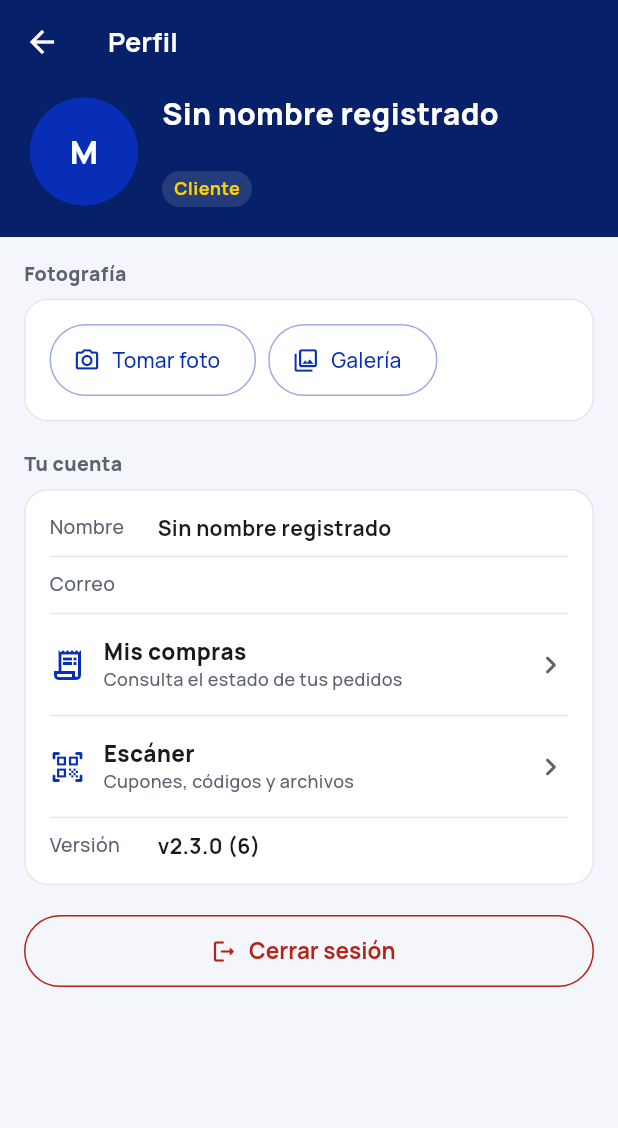
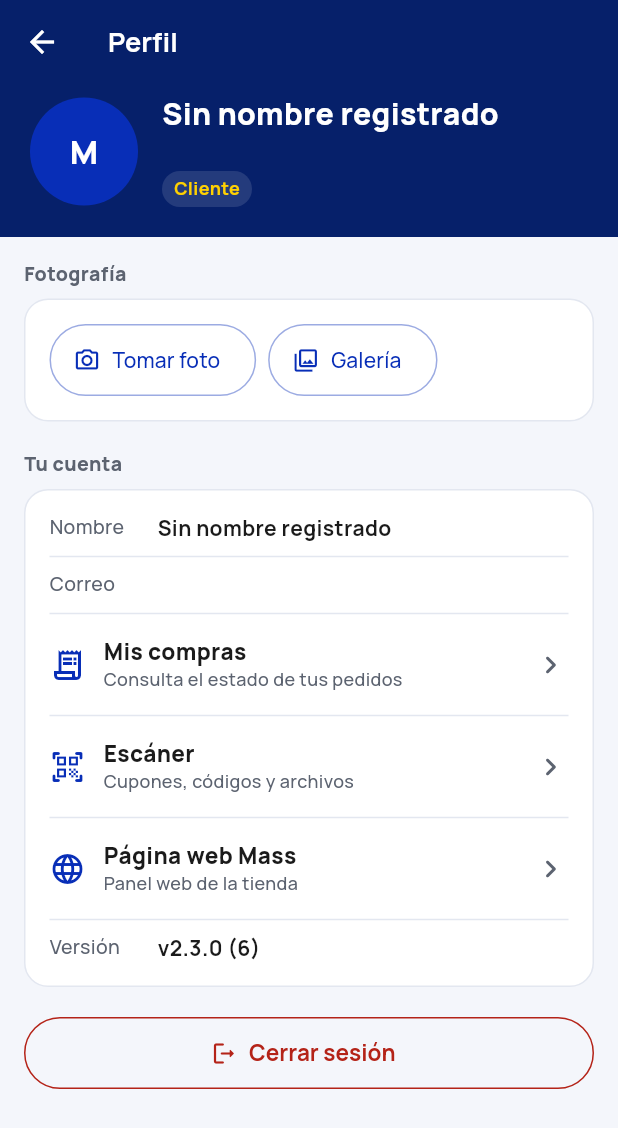
Before and after one commit to gerald122012/Tienda-Mas, a Flutter app: the PerfilScreen screen opened directly, on a phone screen of 412 x 824 dp. Shown: the top 1128 px of the screen. Run offline on Flutter 3.47's test engine with Material 3 defaults, Android fonts, the phone set to English and light mode, and no system bars; our stand-ins replace cloud_firestore, file_picker, firebase_auth, firebase_core, flutter_map, geolocator and 6 more; missing offline and left inert: mobile_scanner; accounts and stored records are empty; network calls fail.

Commit message:
Reponer el botón Página web Mass en el acceso y el perfil

```diff
--- a/lib/screens/auth/acceso_cliente.dart
+++ b/lib/screens/auth/acceso_cliente.dart
@@ -5,6 +5,7 @@ import '../../main.dart';
 import '../../models/usuario.dart';
 import '../../services/auth_service.dart';
 import '../../services/dni_service.dart';
+import '../../utils/utilidades.dart';
 import '../../utils/validaciones.dart';
 import 'widgets/boton_acceso.dart';
 import 'widgets/campo_acceso.dart';
@@ -352,6 +353,13 @@ class _AccesoClienteState extends State<AccesoCliente> {
             ),
           ),
         ),
+        const SizedBox(height: 4),
+        OutlinedButton.icon(
+          key: const Key('ir-pagina-web'),
+          onPressed: () => abrirPaginaWeb(context),
+          icon: const Icon(Icons.language_rounded, size: 18),
+          label: const Text('Ir a la página web Mass'),
+        ),
       ],
     );
   }
--- a/lib/screens/perfil/perfil_screen.dart
+++ b/lib/screens/perfil/perfil_screen.dart
@@ -282,6 +282,13 @@ class _PerfilScreenState extends State<PerfilScreen> {
                                     const EscanerHerramientasScreen(),
                               ),
                             ),
+                          ),
+                          Divider(height: 20, color: tokens.linea),
+                          _OpcionCuenta(
+                            icono: Icons.language_rounded,
+                            titulo: 'Página web Mass',
+                            detalle: 'Panel web de la tienda',
+                            alPulsar: () => abrirPaginaWeb(context),
                           ),
                           Divider(height: 20, color: tokens.linea),
                           _Dato(
```
Also changed, not shown: 1 other file.
